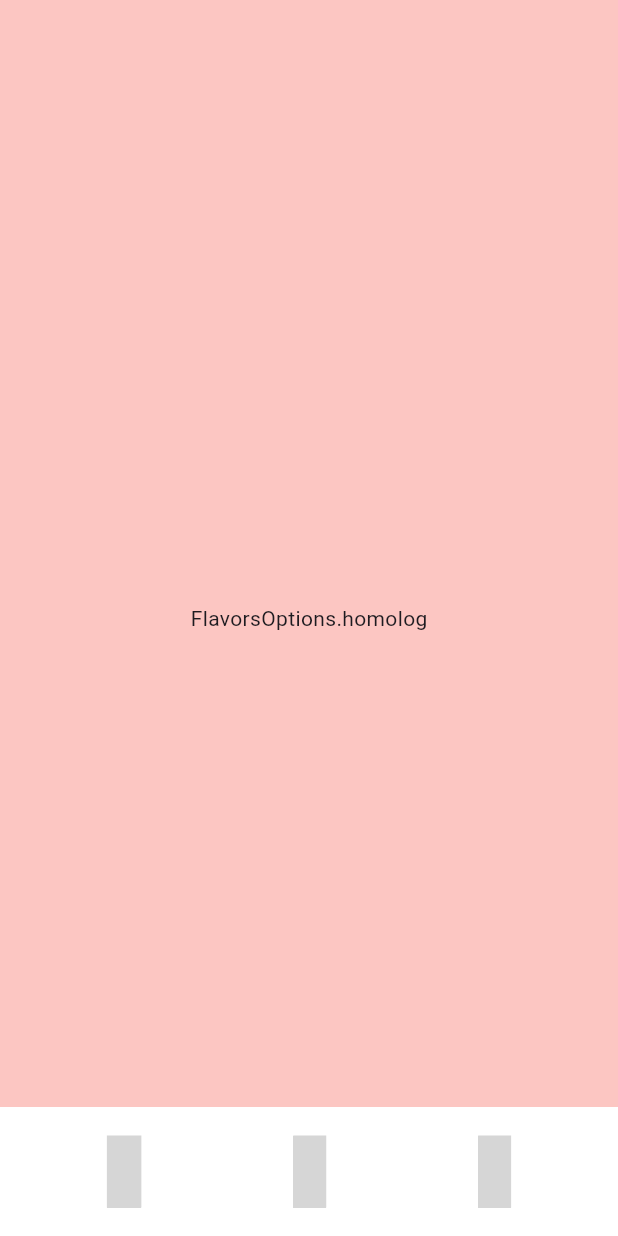
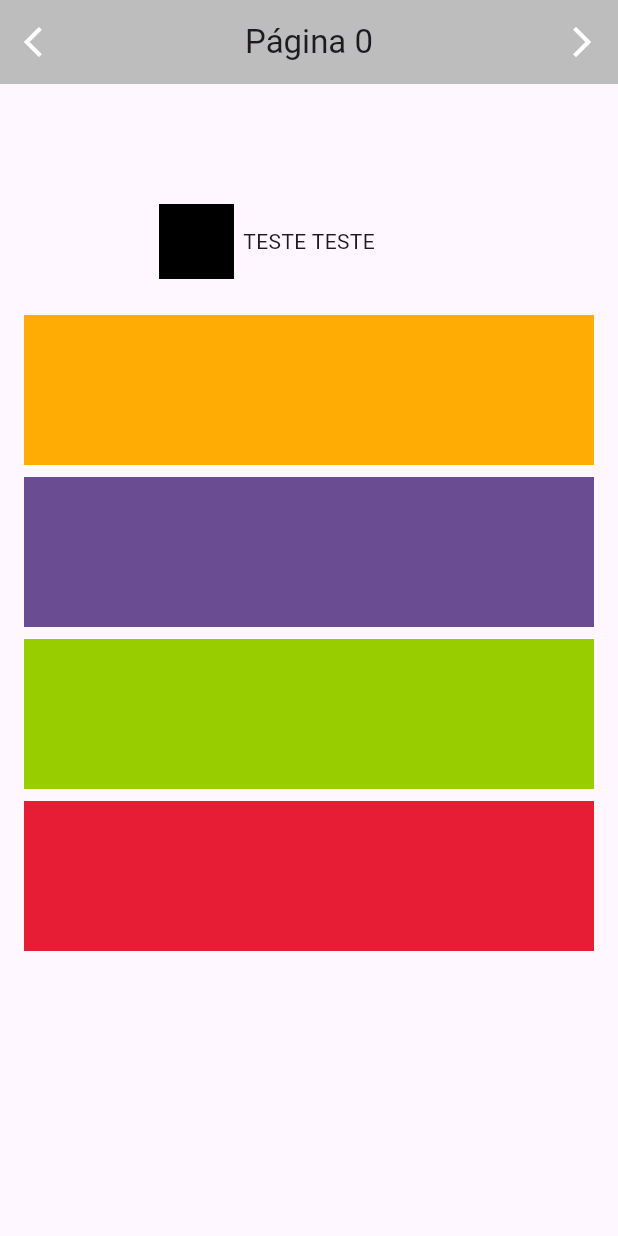
Before and after one commit to loomi/flutter-animations-example, a Flutter app: the screen it shows after launch, on a phone screen of 412 x 824 dp. Run offline on Flutter 3.47's test engine with Material 3 defaults, Android fonts, the phone set to English and light mode, and no system bars; drawn by our look-alikes of flutter_animate; our stand-ins replace cached_network_image, camera, dio, file_picker, flutter_image_compress, flutter_mobx and 12 more; missing offline and left inert: connectivity_wrapper, dio_smart_retry, encrypt, loomi_ui_flutter, sentry_dio; generated files the repository leaves out were written again; grey boxes are pictures that could not be loaded.

Commit message:
add flutter animate

```diff
--- /dev/null
+++ b/lib/app/modules/home_module/presenter/pages/animations/animated_shimmer_list_screen.dart
@@ -0,0 +1,94 @@
+import 'package:flutter/material.dart';
+import 'package:flutter_animate/flutter_animate.dart';
+import 'package:flutter_leap_v2/app/modules/home_module/presenter/stores/example_store.dart';
+import 'package:flutter_mobx/flutter_mobx.dart';
+import 'package:get_it/get_it.dart';
+
+class AnimatedShimmerListScreen extends StatefulWidget {
+  const AnimatedShimmerListScreen({super.key});
+
+  @override
+  State<AnimatedShimmerListScreen> createState() =>
+      _AnimatedShimmerListScreenState();
+}
+
+class _AnimatedShimmerListScreenState extends State<AnimatedShimmerListScreen> {
+  final ExampleStore _exampleStore = GetIt.I.get<ExampleStore>();
+
+  @override
+  Widget build(BuildContext context) {
+    return Observer(builder: (context) {
+      return Scaffold(
+        body: SingleChildScrollView(
+          child: Column(children: [
+            const SizedBox(
+              height: 80,
+            ),
+            // Stack com animações combinadas para criar um efeito de entrada
+            Stack(
+              alignment: Alignment.center,
+              children: [
+                // Container com animação de deslizamento horizontal e fade
+                Container(
+                  height: 50,
+                  width: 50,
+                  color: Colors.black,
+                )
+                    // Encadeia múltiplas animações usando .animate()
+                    .animate()
+                    // Desliza horizontalmente com delay de 300ms e duração de 600ms
+                    // begin: 0 (posição inicial) até end: -1.5 (1.5x a largura para esquerda)
+                    .slideX(
+                        begin: 0, end: -1.5, delay: 300.ms, duration: 600.ms)
+                    // Animação de fade in com duração de 600ms sem delay
+                    .fadeIn(duration: 600.ms, delay: 0.ms),
+
+                // Texto com animação de escala horizontal
+                const Text('TESTE TESTE')
+                    // Inicia a animação após 500ms
+                    .animate(delay: 500.ms)
+                    // Escala horizontalmente a partir de 0, alinhado à esquerda
+                    .scaleX(
+                        begin: 0,
+                        alignment: Alignment.centerLeft,
+                        duration: 400.ms),
+              ],
+            ),
+            const SizedBox(
+              height: 20,
+            ),
+            // Lista de containers com efeito shimmer
+            Column(
+                children: [
+              ..._exampleStore.randomColors.map(
+                (e) {
+                  return Container(
+                    margin:
+                        const EdgeInsets.symmetric(horizontal: 16, vertical: 4),
+                    height: 100,
+                    width: double.maxFinite,
+                    color: e,
+                  )
+                  // Adiciona efeito shimmer individual a cada container
+                  .animate()
+                  .shimmer(duration: 1500.ms);
+                },
+              )
+            ]
+                    // Animações aplicadas a todo o grupo de containers
+                    .animate(
+                      // Intervalo entre o início da animação de cada item
+                      interval: 300.ms,
+                      // Atraso inicial antes de começar as animações
+                      delay: 1500.ms,
+                    )
+                    // Fade in com duração de 750ms
+                    .fadeIn(duration: 750.ms)
+                    // Efeito shimmer aplicado a toda a lista
+                    .shimmer(duration: 1500.ms)),
+          ]),
+        ),
+      );
+    });
+  }
+}
--- /dev/null
+++ b/lib/app/modules/home_module/presenter/pages/custom_page_view.dart
@@ -0,0 +1,85 @@
+import 'package:flutter/material.dart';
+
+class CustomPageView extends StatefulWidget {
+  final List<Widget> pages;
+  final Color backgroundColor;
+
+  const CustomPageView({
+    super.key,
+    required this.pages,
+    this.backgroundColor = Colors.white,
+  });
+
+  @override
+  State<CustomPageView> createState() => _CustomPageViewState();
+}
+
+class _CustomPageViewState extends State<CustomPageView> {
+  late PageController _pageController;
+  int _currentPage = 0;
+
+  @override
+  void initState() {
+    super.initState();
+    _pageController = PageController();
+  }
+
+  @override
+  void dispose() {
+    _pageController.dispose();
+    super.dispose();
+  }
+
+  void _nextPage() {
+    if (_currentPage < widget.pages.length - 1) {
+      _pageController.nextPage(
+        duration: const Duration(milliseconds: 300),
+        curve: Curves.easeInOut,
+      );
+    }
+  }
+
+  void _previousPage() {
+    if (_currentPage > 0) {
+      _pageController.previousPage(
+        duration: const Duration(milliseconds: 300),
+        curve: Curves.easeInOut,
+      );
+    }
+  }
+
+  @override
+  Widget build(BuildContext context) {
+    return Scaffold(
+      appBar: AppBar(
+        title: Text(
+          "Página ${_currentPage.toString()}",
+        ),
+        backgroundColor: Colors.grey.shade400,
+        centerTitle: true,
+        leading: IconButton(
+          icon: const Icon(Icons.arrow_back_ios, color: Colors.white),
+          onPressed: _currentPage > 0 ? _previousPage : null,
+          disabledColor: Colors.white.withOpacity(0.3),
+        ),
+        actions: [
+          IconButton(
+            icon: const Icon(Icons.arrow_forward_ios, color: Colors.white),
+            onPressed:
+                _currentPage < widget.pages.length - 1 ? _nextPage : null,
+            disabledColor: Colors.white.withOpacity(0.3),
+          )
+        ],
+      ),
+      body: PageView(
+        controller: _pageController,
+        onPageChanged: (index) {
+          setState(() {
+            _currentPage = index;
+          });
+        },
+        children: widget.pages,
+      ),
+    );
+  }
+}
--- a/lib/app/modules/home_module/presenter/pages/home_screen.dart
+++ b/lib/app/modules/home_module/presenter/pages/home_screen.dart
@@ -1,14 +1,8 @@
-import 'dart:developer';
-
 import 'package:flutter/material.dart';
-
-import 'package:get_it/get_it.dart';
-
-import 'package:flutter_leap_v2/app/modules/home_module/presenter/stores/example_store.dart';
-import 'package:flutter_leap_v2/shared/utils/flavors_options.dart';
-
-import '../../../../../shared/components/bottom_navigation_bar.dart';
-import '../../../../../shared/utils/custom_colors.dart';
+import 'package:flutter_leap_v2/app/modules/home_module/presenter/pages/animations/animated_form_screen.dart';
+import 'package:flutter_leap_v2/app/modules/home_module/presenter/pages/animations/animated_shimmer_list_screen.dart';
+import 'package:flutter_leap_v2/app/modules/home_module/presenter/pages/animations/mood_splash_screen.dart';
+import 'package:flutter_leap_v2/app/modules/home_module/presenter/pages/custom_page_view.dart';
 
 class HomeScreen extends StatefulWidget {
   static const routeName = "/homeScreen";
@@ -19,81 +13,16 @@ class HomeScreen extends StatefulWidget {
 }
 
 class _HomeScreenState extends State<HomeScreen> {
-  int _currentIndex = 0;
-
-  final pageViewController = PageController();
-
-  final ExampleStore _exampleStore = GetIt.I.get<ExampleStore>();
-
-  @override
-  void didChangeDependencies() {
-    log(_exampleStore.appState.toString());
-    super.didChangeDependencies();
-  }
+  final List<Widget> minhasPaginas = [
+   const AnimatedShimmerListScreen(),
+   const AnimatedFormScreen(),
+   const MoodSplashScreen(),
+  ];
 
   @override
   Widget build(BuildContext context) {
-    return Scaffold(
-      backgroundColor: CustomColors.white,
-      body: SizedBox(
-        height: MediaQuery.of(context).size.height,
-        width: MediaQuery.of(context).size.width,
-        child: Stack(
-          children: [
-            SizedBox(
-              height: MediaQuery.of(context).size.height,
-              width: MediaQuery.of(context).size.width,
-              child: PageView(
-                controller: pageViewController,
-                onPageChanged: (value) {
-                  setState(() {
-                    _currentIndex = value;
-                  });
-                },
-                children: [
-                  Container(
-                    color: Colors.red.withOpacity(0.3),
-                    child: Column(
-                      mainAxisAlignment: MainAxisAlignment.center,
-                      children: [
-                        Text(FlavorsConfig().flavor.toString()),
-                      ],
-                    ),
-                  ),
-                  Container(
-                    color: Colors.blue.withOpacity(0.3),
-                    child: const Column(
-                      mainAxisAlignment: MainAxisAlignment.center,
-                      children: [],
-                    ),
-                  ),
-                  Container(
-                    color: Colors.green.withOpacity(0.3),
-                    child: const Column(
-                      mainAxisAlignment: MainAxisAlignment.center,
-                      children: [],
-                    ),
-                  ),
-                ],
-              ),
-            ),
-            Align(
-              alignment: Alignment.bottomCenter,
-              child: CustomBottomNavigationBar(
-                index: _currentIndex,
-                onClick: (value) {
-                  setState(() {
-                    pageViewController.jumpToPage(
-                      value,
-                    );
-                    _currentIndex = value;
-                  });
-                },
-              ),
-            ),
-          ],
-        ),
-      ),
+    return CustomPageView(
+      pages: minhasPaginas,
     );
   }
 }
--- a/pubspec.yaml
+++ b/pubspec.yaml
@@ -42,11 +42,10 @@ dependencies:
   camera: 0.10.5+5
   path_provider: 2.1.1
   scaled_app: 2.3.0
+  flutter_animate: 4.5.0
 
   ##firebase
   firebase_messaging: 14.9.4
-
-  flutter_local_notifications: 17.1.2
 
   ##  for reactivity
   mobx: 2.2.1
```
Also changed, not shown: lib/app/modules/home_module/presenter/pages/animations/animated_form_screen.dart (added, +83 -0 lines), lib/app/modules/home_module/presenter/pages/animations/mood_splash_screen.dart (added, +168 -0 lines), lib/app/modules/home_module/presenter/stores/example_store.dart (+8 -0 lines), lib/shared/utils/services/notifications_services.dart (deleted, +0 -98 lines), assets/images/mood_name_logo.png (added), assets/images/retangle_bottom.png (added), assets/images/retangle_top.png (added), 2 other files.
